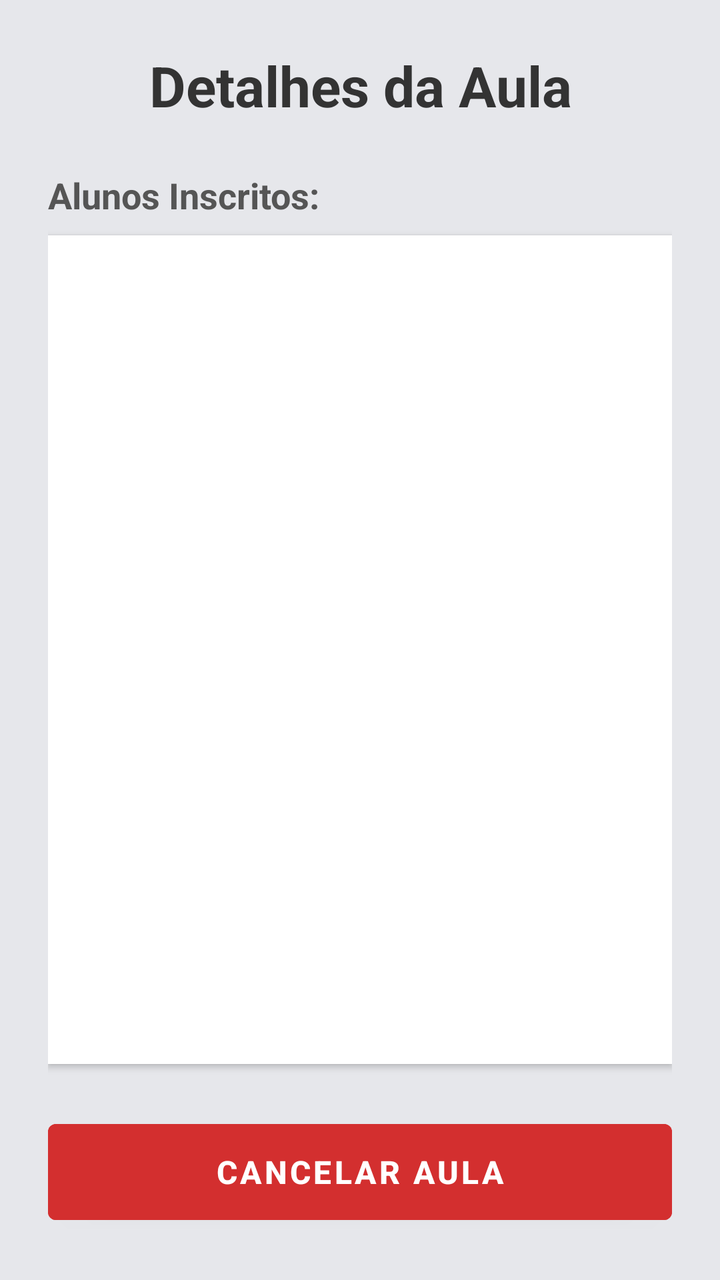
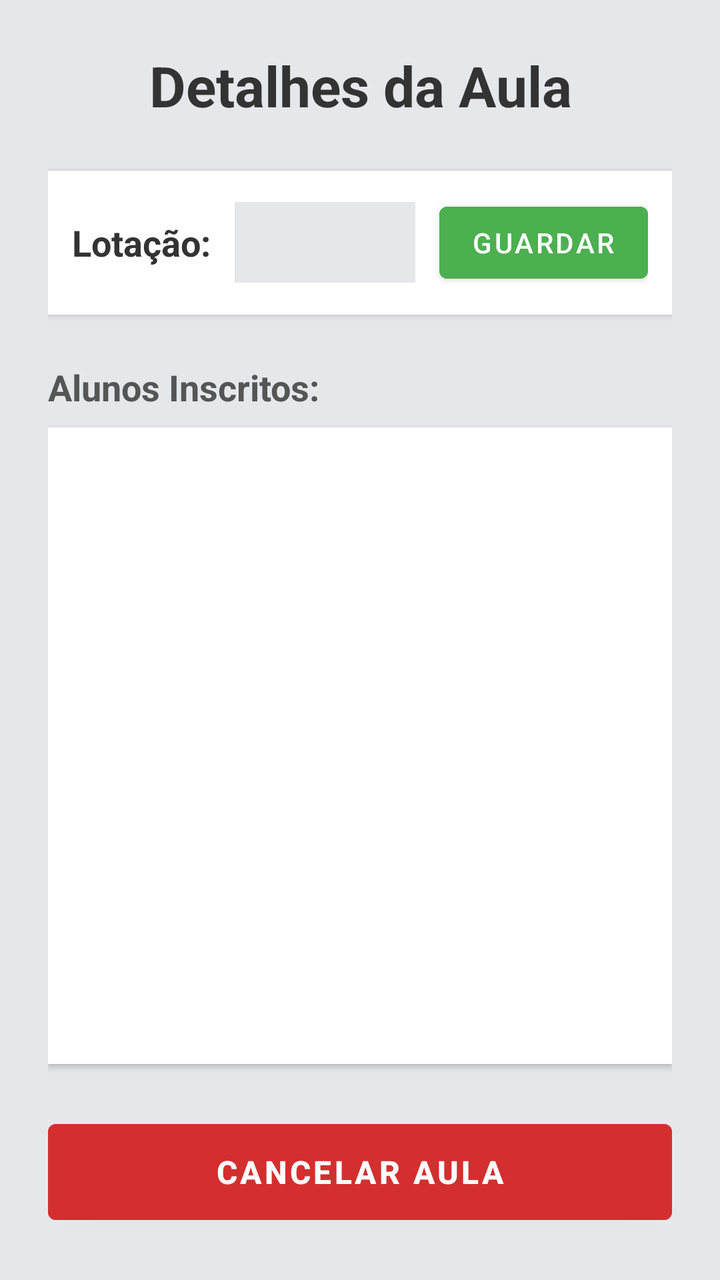

Screens rendered from an Android XML layout before and after an edit, with the pre-edit source and the edit as a unified diff.
<!-- AndroidManifest.xml: application theme Theme.DSSMV_ProjectDroid_1240908_1241237 -->
<!-- res/layout/activity_detalhes_aula.xml -->
<?xml version="1.0" encoding="utf-8"?>
<LinearLayout xmlns:android="http://schemas.android.com/apk/res/android"
              android:layout_width="match_parent"
              android:layout_height="match_parent"
              android:orientation="vertical"
              android:background="#E6E7EB"
              android:padding="24dp">

    <TextView
            android:id="@+id/tvTituloAula"
            android:layout_width="match_parent"
            android:layout_height="wrap_content"
            android:text="Detalhes da Aula"
            android:textSize="28sp"
            android:textStyle="bold"
            android:textColor="#333333"
            android:gravity="center"
            android:layout_marginBottom="24dp" />

    <TextView
            android:layout_width="match_parent"
            android:layout_height="wrap_content"
            android:text="Alunos Inscritos:"
            android:textSize="18sp"
            android:textStyle="bold"
            android:textColor="#555555"
            android:layout_marginBottom="8dp" />

    
    <ListView
            android:id="@+id/listViewAlunos"
            android:layout_width="match_parent"
            android:layout_height="0dp"
            android:layout_weight="1"
            android:background="#FFFFFF"
            android:divider="#CCCCCC"
            android:dividerHeight="1dp"
            android:elevation="2dp"
            android:padding="8dp"
            android:layout_marginBottom="24dp"/>

    <Button
            android:id="@+id/btnCancelarAula"
            android:layout_width="match_parent"
            android:layout_height="60dp"
            android:text="CANCELAR AULA"
            android:textSize="16sp"
            android:textStyle="bold"
            android:textColor="#FFFFFF"
            android:backgroundTint="#D32F2F" />

</LinearLayout>
<!-- resources referenced by this layout -->
<resources>
  <style name="Theme.DSSMV_ProjectDroid_1240908_1241237" parent="Theme.MaterialComponents.DayNight.NoActionBar">        
          <item name="colorPrimary">@color/red_primary</item>
          <item name="colorPrimaryVariant">@color/red_dark</item>
          <item name="colorOnPrimary">@color/white</item>
          
          <item name="colorSecondary">@color/red_primary</item>
          <item name="colorSecondaryVariant">@color/red_dark</item>
          <item name="colorOnSecondary">@color/white</item>
          
          <item name="android:statusBarColor">?attr/colorPrimaryVariant</item>
          
      </style>
  <color name="red_primary">#D32F2F</color>
  <color name="red_dark">#9A0007</color>
  <color name="white">#FFFFFF</color>
</resources>

<!-- the commit's change to res/layout/activity_detalhes_aula.xml (unified diff, before → after) -->
@@ -17,6 +17,44 @@
             android:gravity="center"
             android:layout_marginBottom="24dp" />
 
+    <LinearLayout
+        android:layout_width="match_parent"
+        android:layout_height="wrap_content"
+        android:orientation="horizontal"
+        android:gravity="center_vertical"
+        android:layout_marginBottom="24dp"
+        android:background="#FFFFFF"
+        android:padding="12dp"
+        android:elevation="2dp">
+
+        <TextView
+            android:layout_width="wrap_content"
+            android:layout_height="wrap_content"
+            android:text="Lotação:"
+            android:textSize="18sp"
+            android:textStyle="bold"
+            android:textColor="#333333" />
+
+        <EditText
+            android:id="@+id/etLotacao"
+            android:layout_width="0dp"
+            android:layout_height="wrap_content"
+            android:layout_weight="1"
+            android:inputType="number"
+            android:textAlignment="center"
+            android:layout_marginHorizontal="12dp"
+            android:background="#E6E7EB"
+            android:padding="8dp"/>
+
+        <Button
+            android:id="@+id/btnAtualizarLotacao"
+            android:layout_width="wrap_content"
+            android:layout_height="wrap_content"
+            android:text="Guardar"
+            android:backgroundTint="#4CAF50"
+            android:textColor="#FFFFFF" />
+    </LinearLayout>
+
     <TextView
             android:layout_width="match_parent"
             android:layout_height="wrap_content"
@@ -26,7 +64,6 @@
             android:textColor="#555555"
             android:layout_marginBottom="8dp" />
 
-    
     <ListView
             android:id="@+id/listViewAlunos"
             android:layout_width="match_parent"
